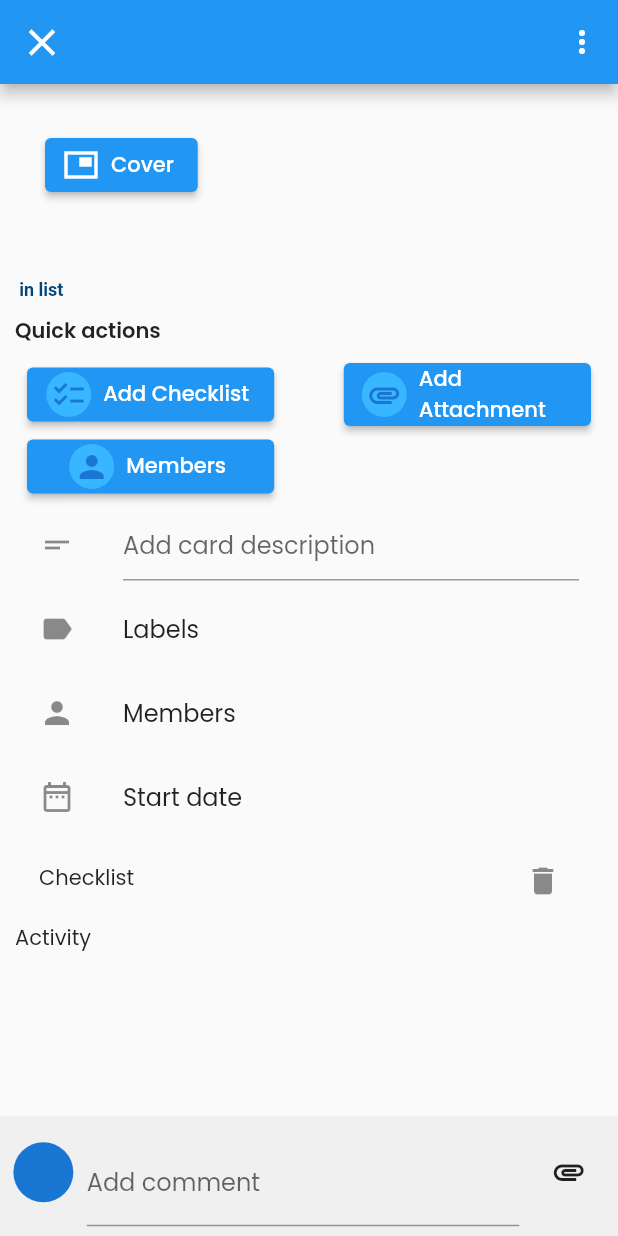
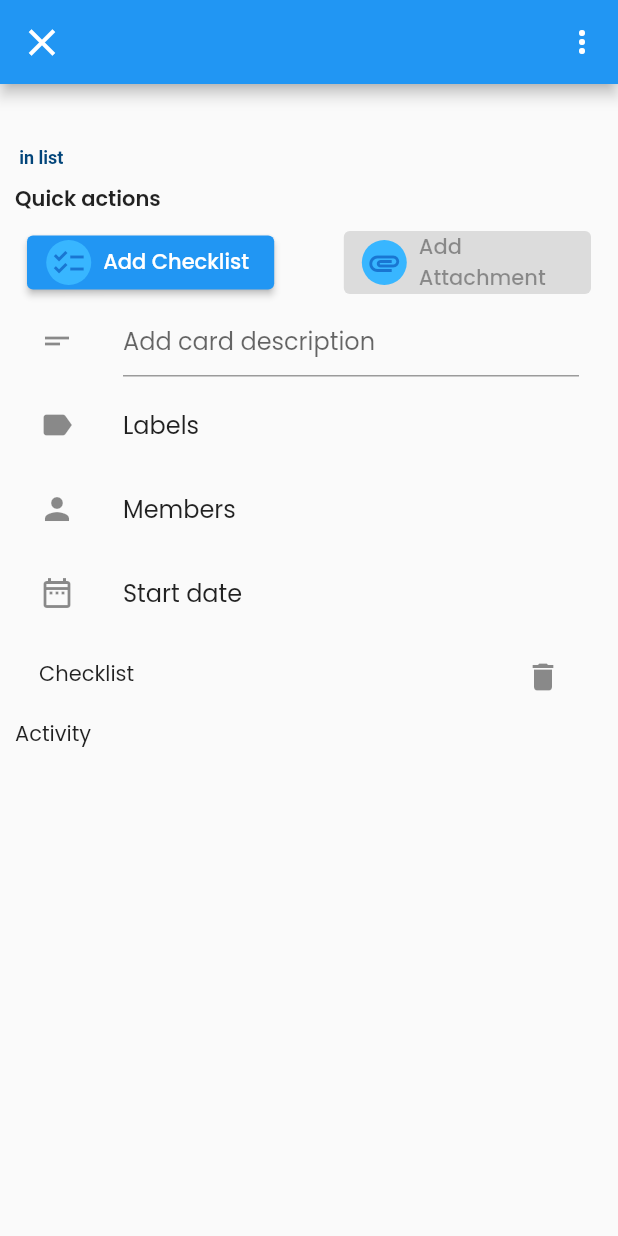
Before and after one commit to powersync-ja/powersync-supabase-flutter-trello-demo, a Flutter app: the CardDetails screen opened directly with empty values, on a phone screen of 412 x 824 dp. Run offline on Flutter 3.47's test engine with Material 2 defaults, Android fonts, the phone set to English and light mode, and no system bars; our stand-ins replace file_picker, flutter_expandable_fab, google_fonts, material_design_icons_flutter, supabase_flutter; missing offline and left inert: boardview, empty_widget, powersync, random_name_generator, status_alert; accounts and stored records are empty; statements that could not run were skipped.

Commit message:
tweaks and fixes

```diff
--- a/trelloappclone_flutter/lib/features/board/presentation/index.dart
+++ b/trelloappclone_flutter/lib/features/board/presentation/index.dart
@@ -127,10 +127,6 @@ class _BoardScreenState extends State<BoardScreen> with Service {
                     }
                     return const SizedBox.shrink();
                   })),
-          floatingActionButton: FloatingActionButton(
-              backgroundColor: Colors.green[400],
-              onPressed: () {},
-              child: const Icon(Icons.zoom_in)),
         ));
   }
 
--- a/trelloappclone_flutter/lib/features/carddetails/presentation/index.dart
+++ b/trelloappclone_flutter/lib/features/carddetails/presentation/index.dart
@@ -86,13 +86,6 @@ class _CardDetailsState extends State<CardDetails> with Service {
           padding: const EdgeInsets.all(10.0),
           child:
               Column(crossAxisAlignment: CrossAxisAlignment.start, children: [
-            Padding(
-              padding: const EdgeInsets.all(20.0),
-              child: ElevatedButton.icon(
-                  onPressed: () {},
-                  icon: const Icon(Icons.picture_in_picture_sharp),
-                  label: const Text("Cover")),
-            ),
             Text(
               args.crd.name,
               style: const TextStyle(fontSize: 20),
@@ -140,33 +133,12 @@ class _CardDetailsState extends State<CardDetails> with Service {
                   SizedBox(
                     width: MediaQuery.of(context).size.width * 0.4,
                     child: ElevatedButton.icon(
-                      onPressed: () {
-                        uploadFile(args.crd);
-                      },
+                      onPressed: null,
                       label: const Text("Add Attachment"),
                       icon: const CircleAvatar(
                         backgroundColor: brandColor,
                         radius: 15,
                         child: Icon(Icons.attachment),
-                      ),
-                    ),
-                  )
-                ],
-              ),
-            ),
-            Padding(
-              padding: const EdgeInsets.only(left: 8.0, right: 8.0),
-              child: Row(
-                children: [
-                  SizedBox(
-                    width: MediaQuery.of(context).size.width * 0.4,
-                    child: ElevatedButton.icon(
-                      onPressed: () {},
-                      label: const Text("Members"),
-                      icon: const CircleAvatar(
-                        backgroundColor: brandColor,
-                        radius: 15,
-                        child: Icon(Icons.person),
                       ),
                     ),
                   )
@@ -246,25 +218,26 @@ class _CardDetailsState extends State<CardDetails> with Service {
           ]),
         ),
       ),
-      bottomNavigationBar: Container(
-        padding: const EdgeInsets.only(bottom: 5.0),
-        color: whiteShade,
-        width: MediaQuery.of(context).size.width * 0.8,
-        height: 80,
-        child: Row(mainAxisAlignment: MainAxisAlignment.spaceEvenly, children: [
-          const CircleAvatar(),
-          SizedBox(
-            width: MediaQuery.of(context).size.width * 0.7,
-            child: TextField(
-              decoration: InputDecoration(
-                  hintText: "Add comment",
-                  suffix: IconButton(
-                      onPressed: () {}, icon: const Icon(Icons.send))),
-            ),
-          ),
-          IconButton(onPressed: () {}, icon: const Icon(Icons.attachment))
-        ]),
-      ),
+      //TODO: Add this back in when we get comments working properly
+      // bottomNavigationBar: Container(
+      //   padding: const EdgeInsets.only(bottom: 5.0),
+      //   color: whiteShade,
+      //   width: MediaQuery.of(context).size.width * 0.8,
+      //   height: 80,
+      //   child: Row(mainAxisAlignment: MainAxisAlignment.spaceEvenly, children: [
+      //     const CircleAvatar(),
+      //     SizedBox(
+      //       width: MediaQuery.of(context).size.width * 0.7,
+      //       child: TextField(
+      //         decoration: InputDecoration(
+      //             hintText: "Add comment",
+      //             suffix: IconButton(
+      //                 onPressed: () {}, icon: const Icon(Icons.send))),
+      //       ),
+      //     ),
+      //     IconButton(onPressed: () {}, icon: const Icon(Icons.attachment))
+      //   ]),
+      // ),
     );
   }
 
--- a/trelloappclone_flutter/lib/utils/service.dart
+++ b/trelloappclone_flutter/lib/utils/service.dart
@@ -59,14 +59,12 @@ mixin Service {
 
       if (context.mounted) {
         Navigator.pushNamed(context, '/home');
-        if (client.getCurrentSyncStatus().connected){
         StatusAlert.show(context,
             duration: const Duration(seconds: 4),
             title: 'Syncing Workspaces...',
             configuration:
             const IconConfiguration(icon: Icons.sync, color: brandColor),
             maxWidth: 260);
-        }
       }
 
     } on Exception catch (e) {
```
Also changed, not shown: trelloappclone_flutter/lib/features/drawer/presentation/index.dart (+8 -32 lines), 3 other files. Lines whose indentation alone changed are shown as unchanged.
